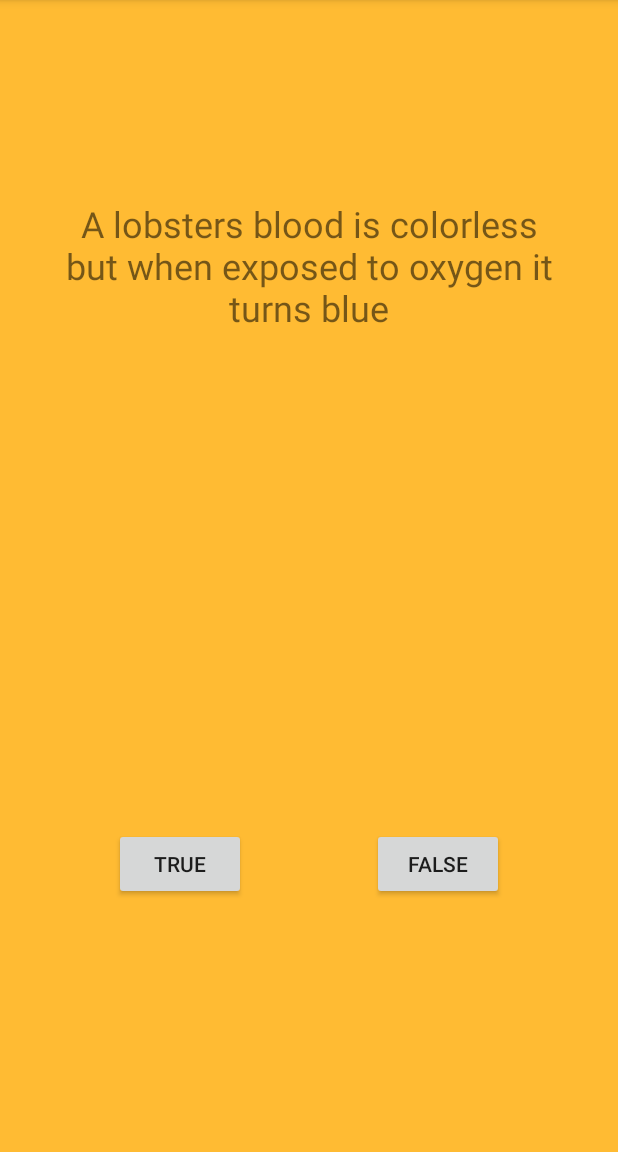
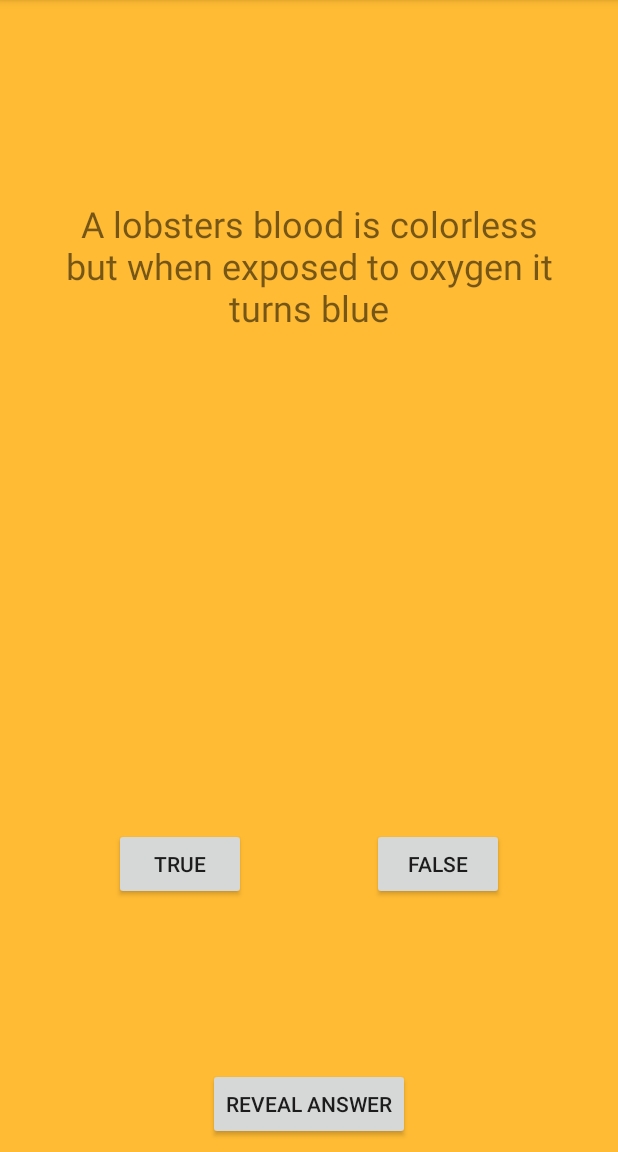
Before and after one commit to panta82/TrueFalseQuiz, an Android app: the screen it shows after launch (MainActivity), after a tap on "START!", on a phone screen of 412 x 824 dp, the part 84-1236 px from its top. Run offline under Robolectric (Android 15) with nearby library versions, the phone set to English and light mode, and no system bars.

Commit message:
Cheating. 2nd activity

```diff
--- a/app/src/main/AndroidManifest.xml
+++ b/app/src/main/AndroidManifest.xml
@@ -16,6 +16,7 @@
 				<category android:name="android.intent.category.LAUNCHER" />
 			</intent-filter>
 		</activity>
+		<activity android:name=".CheatActivity"></activity>
 	</application>
 
 </manifest>
--- a/app/src/main/java/net/pantas/truefalsequiz/MainActivity.java
+++ b/app/src/main/java/net/pantas/truefalsequiz/MainActivity.java
@@ -1,14 +1,13 @@
 package net.pantas.truefalsequiz;
 
-import android.opengl.Visibility;
-import android.os.PersistableBundle;
-import android.support.annotation.Nullable;
+import android.content.Intent;
 import android.support.v7.app.AppCompatActivity;
 import android.os.Bundle;
 import android.view.View;
 import android.view.ViewGroup;
 import android.widget.Button;
 import android.widget.TextView;
+import android.widget.Toast;
 import net.pantas.truefalsequiz.models.Question;
 
 import java.util.ArrayList;
@@ -17,9 +16,13 @@ import java.util.Random;
 
 public class MainActivity extends AppCompatActivity {
 	private static final int QUESTIONS = 5;
+
 	private static final String CURRENT_QUESTION_KEY = "CURRENT_QUESTION_KEY";
 	private static final String CORRECT_GUESSES_KEY = "CORRECT_GUESSES_KEY";
+	private static final String CHEATS_KEY = "CHEATS_KEY";
 	private static final String RANDOM_SEED_KEY = "RANDOM_SEED_KEY";
+
+	private static final int REQUEST_CODE_CHEAT = 0;
 
 	private ViewGroup mTitleScreen;
 	private Button mBtnStart;
@@ -35,8 +38,9 @@ public class MainActivity extends AppCompatActivity {
 	private ArrayList<Question> mQuestions;
 	private int mCurrentQuestion;
 	private int mCorrectGuesses;
+	private int mCheats;
 	private long mRandomSeed;
-	private int mQuestionCount = QUESTIONS;
+	private int mQuestionCount = 2;
 
 	@Override
 	protected void onCreate(Bundle savedInstanceState) {
@@ -64,11 +68,16 @@ public class MainActivity extends AppCompatActivity {
 		}
 		mCurrentQuestion = savedInstanceState.getInt(CURRENT_QUESTION_KEY, -1);
 		mCorrectGuesses = savedInstanceState.getInt(CORRECT_GUESSES_KEY, 0);
+		mCheats = savedInstanceState.getInt(CHEATS_KEY, 0);
 		mRandomSeed = savedInstanceState.getLong(RANDOM_SEED_KEY, 0);
 
 		if (mCurrentQuestion >= 0) {
-			randomizeQuestions(mRandomSeed);
-			showQuestion();
+			if (mCurrentQuestion < mQuestionCount) {
+				randomizeQuestions(mRandomSeed);
+				showQuestion();
+			} else {
+				showTitle(false);
+			}
 		} else {
 			showTitle(true);
 		}
@@ -78,9 +87,22 @@ public class MainActivity extends AppCompatActivity {
 	public void onSaveInstanceState(Bundle outState) {
 		outState.putInt(CURRENT_QUESTION_KEY, mCurrentQuestion);
 		outState.putInt(CORRECT_GUESSES_KEY, mCorrectGuesses);
+		outState.putInt(CHEATS_KEY, mCheats);
 		outState.putLong(RANDOM_SEED_KEY, mRandomSeed);
 
 		super.onSaveInstanceState(outState);
+	}
+
+	@Override
+	protected void onActivityResult(int requestCode, int resultCode, Intent data) {
+		super.onActivityResult(requestCode, resultCode, data);
+
+		if (requestCode == REQUEST_CODE_CHEAT) {
+			if (CheatActivity.wasResultShown(data)) {
+				Toast.makeText(this, "Cheater!", Toast.LENGTH_SHORT).show();
+				mCheats++;
+			}
+		}
 	}
 
 	private void randomizeQuestions() {
@@ -103,7 +125,11 @@ public class MainActivity extends AppCompatActivity {
 		if (!firstTime) {
 			mBtnStart.setText(R.string.try_again);
 			mScoreText.setVisibility(View.VISIBLE);
-			mScoreText.setText("Your score is " + mCorrectGuesses + " out of " + mQuestionCount);
+			String message = "Your score is " + mCorrectGuesses + " out of " + mQuestionCount;
+			if (mCheats > 0) {
+				message += " (with " + mCheats + " cheats)";
+			}
+			mScoreText.setText(message);
 		}
 
 		mTitleScreen.bringToFront();
@@ -142,6 +168,7 @@ public class MainActivity extends AppCompatActivity {
 
 		mCurrentQuestion = 0;
 		mCorrectGuesses = 0;
+		mCheats = 0;
 		showQuestion();
 	}
 
@@ -160,7 +187,15 @@ public class MainActivity extends AppCompatActivity {
 			mCurrentQuestion++;
 			showQuestion();
 		} else {
+			mCurrentQuestion++;
 			showTitle(false);
 		}
 	}
+
+	public void onClickRevealAnswer(View view) {
+		if (mCurrentQuestion < 0) {
+			return;
+		}
+		startActivityForResult (CheatActivity.newIntent(this, mQuestions.get(mCurrentQuestion).correctAnswer), REQUEST_CODE_CHEAT);
+	}
 }
--- a/app/src/main/res/layout/activity_main.xml
+++ b/app/src/main/res/layout/activity_main.xml
@@ -6,69 +6,6 @@
 	android:layout_width="match_parent"
 	android:layout_height="match_parent"
 	tools:context="net.pantas.truefalsequiz.MainActivity">
-
-	<android.support.constraint.ConstraintLayout
-		android:id="@+id/question_screen"
-		android:layout_height="match_parent"
-		android:layout_width="match_parent"
-		android:background="@color/colorQuestion">
-
-		<TextView
-			android:id="@+id/question_text"
-			android:layout_width="wrap_content"
-			android:layout_height="wrap_content"
-			android:layout_marginBottom="30dp"
-			android:layout_marginLeft="30dp"
-			android:layout_marginRight="30dp"
-			android:padding="40dp"
-			android:text=""
-			android:textAlignment="center"
-			android:textSize="24sp"
-			app:layout_constraintBottom_toBottomOf="@+id/guideline"
-			app:layout_constraintLeft_toLeftOf="parent"
-			app:layout_constraintRight_toRightOf="parent"
-			app:layout_constraintTop_toTopOf="parent"
-			tools:text="A very long question A very long question A very long question A very long question A very long question " />
-
-		<Button
-			android:id="@+id/btn_true"
-			android:layout_width="wrap_content"
-			android:layout_height="wrap_content"
-			android:layout_marginBottom="8dp"
-			android:layout_marginEnd="8dp"
-			android:layout_marginStart="8dp"
-			android:layout_marginTop="8dp"
-			android:text="@string/btn_true"
-			app:layout_constraintBottom_toBottomOf="parent"
-			app:layout_constraintLeft_toLeftOf="parent"
-			app:layout_constraintTop_toTopOf="@+id/guideline"
-			app:layout_constraintRight_toLeftOf="@+id/btn_false"
-			android:onClick="onClickBtnTrue"/>
-
-		<Button
-			android:id="@+id/btn_false"
-			android:layout_width="wrap_content"
-			android:layout_height="wrap_content"
-			android:layout_marginBottom="8dp"
-			android:layout_marginEnd="8dp"
-			android:layout_marginRight="8dp"
-			android:layout_marginStart="8dp"
-			android:layout_marginTop="8dp"
-			android:text="@string/btn_false"
-			app:layout_constraintBottom_toBottomOf="parent"
-			app:layout_constraintLeft_toRightOf="@+id/btn_true"
-			app:layout_constraintRight_toRightOf="parent"
-			app:layout_constraintTop_toTopOf="@+id/guideline"
-			android:onClick="onClickBtnFalse"/>
-
-		<android.support.constraint.Guideline
-			android:id="@+id/guideline"
-			android:layout_width="wrap_content"
-			android:layout_height="wrap_content"
-			android:orientation="horizontal"
-			app:layout_constraintGuide_percent="0.5" />
-
-	</android.support.constraint.ConstraintLayout>
 
 	<android.support.constraint.ConstraintLayout
 		android:id="@+id/answer_screen"
@@ -168,4 +105,81 @@
 
 	</android.support.constraint.ConstraintLayout>
 
+	<android.support.constraint.ConstraintLayout
+		android:id="@+id/question_screen"
+		android:layout_height="match_parent"
+		android:layout_width="match_parent"
+		android:background="@color/colorQuestion">
+
+		<TextView
+			android:id="@+id/question_text"
+			android:layout_width="wrap_content"
+			android:layout_height="wrap_content"
+			android:layout_marginBottom="30dp"
+			android:layout_marginLeft="30dp"
+			android:layout_marginRight="30dp"
+			android:padding="40dp"
+			android:text=""
+			android:textAlignment="center"
+			android:textSize="24sp"
+			app:layout_constraintBottom_toBottomOf="@+id/guideline"
+			app:layout_constraintLeft_toLeftOf="parent"
+			app:layout_constraintRight_toRightOf="parent"
+			app:layout_constraintTop_toTopOf="parent"
+			tools:text="A very long question A very long question A very long question A very long question A very long question " />
+
+		<Button
+			android:id="@+id/btn_true"
+			android:layout_width="wrap_content"
+			android:layout_height="wrap_content"
+			android:layout_marginBottom="8dp"
+			android:layout_marginEnd="8dp"
+			android:layout_marginStart="8dp"
+			android:layout_marginTop="8dp"
+			android:text="@string/btn_true"
+			app:layout_constraintBottom_toBottomOf="parent"
+			app:layout_constraintLeft_toLeftOf="parent"
+			app:layout_constraintTop_toTopOf="@+id/guideline"
+			app:layout_constraintRight_toLeftOf="@+id/btn_false"
+			android:onClick="onClickBtnTrue"/>
+
+		<Button
+			android:id="@+id/btn_false"
+			android:layout_width="wrap_content"
+			android:layout_height="wrap_content"
+			android:layout_marginBottom="8dp"
+			android:layout_marginEnd="8dp"
+			android:layout_marginRight="8dp"
+			android:layout_marginStart="8dp"
+			android:layout_marginTop="8dp"
+			android:text="@string/btn_false"
+			app:layout_constraintBottom_toBottomOf="parent"
+			app:layout_constraintLeft_toRightOf="@+id/btn_true"
+			app:layout_constraintRight_toRightOf="parent"
+			app:layout_constraintTop_toTopOf="@+id/guideline"
+			android:onClick="onClickBtnFalse"/>
+
+		<android.support.constraint.Guideline
+			android:id="@+id/guideline"
+			android:layout_width="wrap_content"
+			android:layout_height="wrap_content"
+			android:orientation="horizontal"
+			app:layout_constraintGuide_percent="0.5" />
+
+		<Button
+			android:id="@+id/btn_reveal_answer"
+			style="@style/Widget.AppCompat.Button.Small"
+			android:layout_width="wrap_content"
+			android:layout_height="wrap_content"
+			android:layout_marginBottom="8dp"
+			android:layout_marginLeft="8dp"
+			android:layout_marginRight="8dp"
+			android:text="@string/btn_reveal_answer"
+			app:layout_constraintBottom_toBottomOf="parent"
+			app:layout_constraintLeft_toLeftOf="parent"
+			app:layout_constraintRight_toRightOf="parent"
+			android:onClick="onClickRevealAnswer"/>
+
+	</android.support.constraint.ConstraintLayout>
+
 </FrameLayout>
--- a/app/src/main/res/values/strings.xml
+++ b/app/src/main/res/values/strings.xml
@@ -9,4 +9,5 @@
 	<string name="btn_start">Start!</string>
 	<string name="btn_true">True</string>
 	<string name="btn_false">False</string>
+	<string name="btn_reveal_answer">Reveal answer</string>
 </resources>
```
Also changed, not shown: app/src/main/java/net/pantas/truefalsequiz/CheatActivity.java (added, +83 -0 lines), app/src/main/res/layout/activity_cheat.xml (added, +72 -0 lines).
